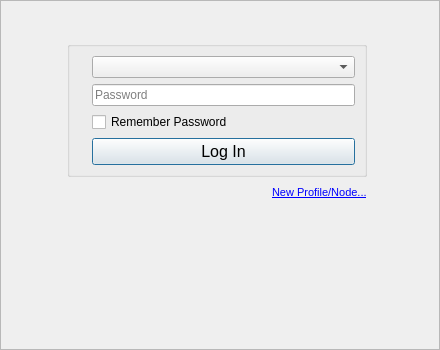
Before: the Qt Designer form retroshare-gui/src/gui/StartDialog.ui in RetroShare/RetroShare, drawn with Qt 5.
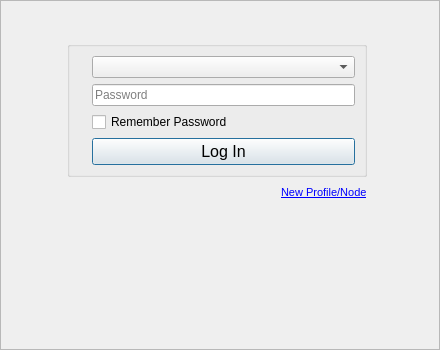
After: the same form once the commit is applied. Icons and pictures are not drawn.

Commit message: small fix removed ... from text login screen.

Diff of the .ui file:
```diff
--- a/retroshare-gui/src/gui/StartDialog.ui
+++ b/retroshare-gui/src/gui/StartDialog.ui
@@ -332,7 +332,7 @@
 &lt;html&gt;&lt;head&gt;&lt;meta name=&quot;qrichtext&quot; content=&quot;1&quot; /&gt;&lt;style type=&quot;text/css&quot;&gt;
 p, li { white-space: pre-wrap; }
 &lt;/style&gt;&lt;/head&gt;&lt;body style=&quot; font-family:'Sans'; font-size:10pt; font-weight:400; font-style:normal;&quot;&gt;
-&lt;p style=&quot; margin-top:0px; margin-bottom:0px; margin-left:0px; margin-right:0px; -qt-block-indent:0; text-indent:0px;&quot;&gt;&lt;a href=&quot;Create new Profile...&quot;&gt;&lt;span style=&quot; font-family:'MS Shell Dlg 2'; font-size:8pt; text-decoration: underline; color:#0000ff;&quot;&gt;New Profile/Node...&lt;/span&gt;&lt;/a&gt;&lt;/p&gt;&lt;/body&gt;&lt;/html&gt;</string>
+&lt;p style=&quot; margin-top:0px; margin-bottom:0px; margin-left:0px; margin-right:0px; -qt-block-indent:0; text-indent:0px;&quot;&gt;&lt;a href=&quot;Create new Profile...&quot;&gt;&lt;span style=&quot; font-family:'MS Shell Dlg 2'; font-size:8pt; text-decoration: underline; color:#0000ff;&quot;&gt;New Profile/Node&lt;/span&gt;&lt;/a&gt;&lt;/p&gt;&lt;/body&gt;&lt;/html&gt;</string>
           </property>
          </widget>
         </item>
```
